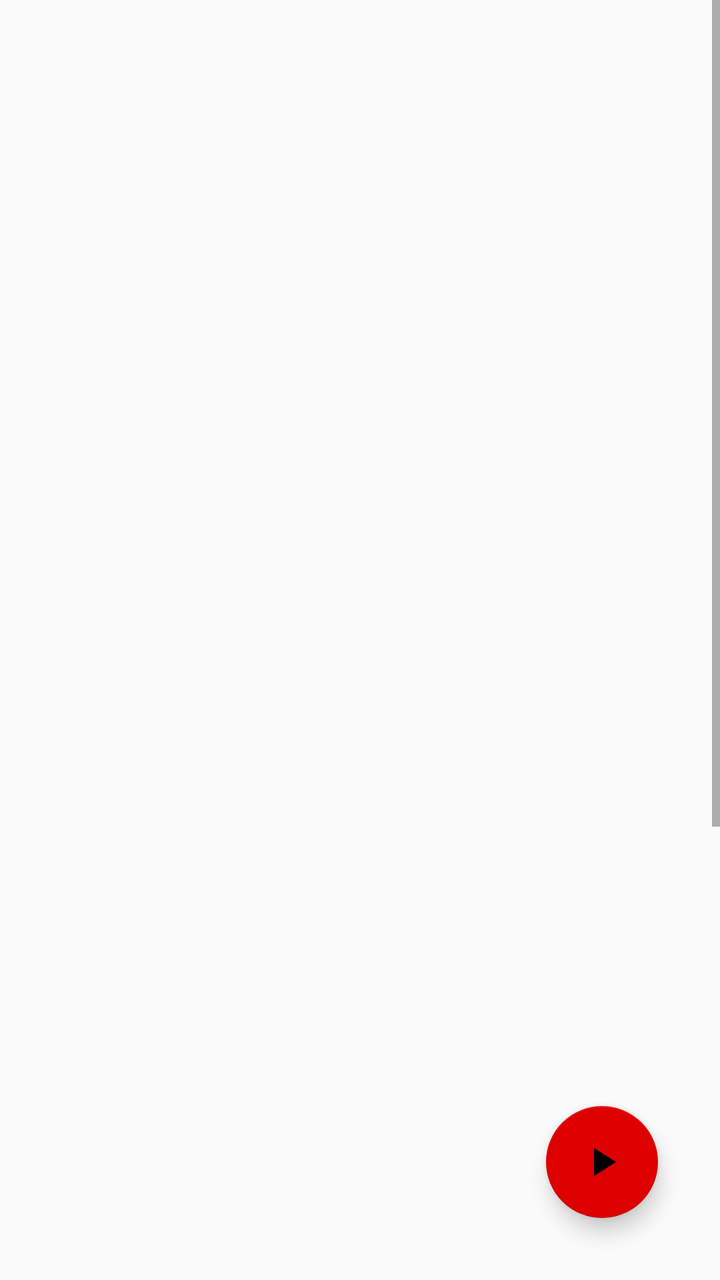
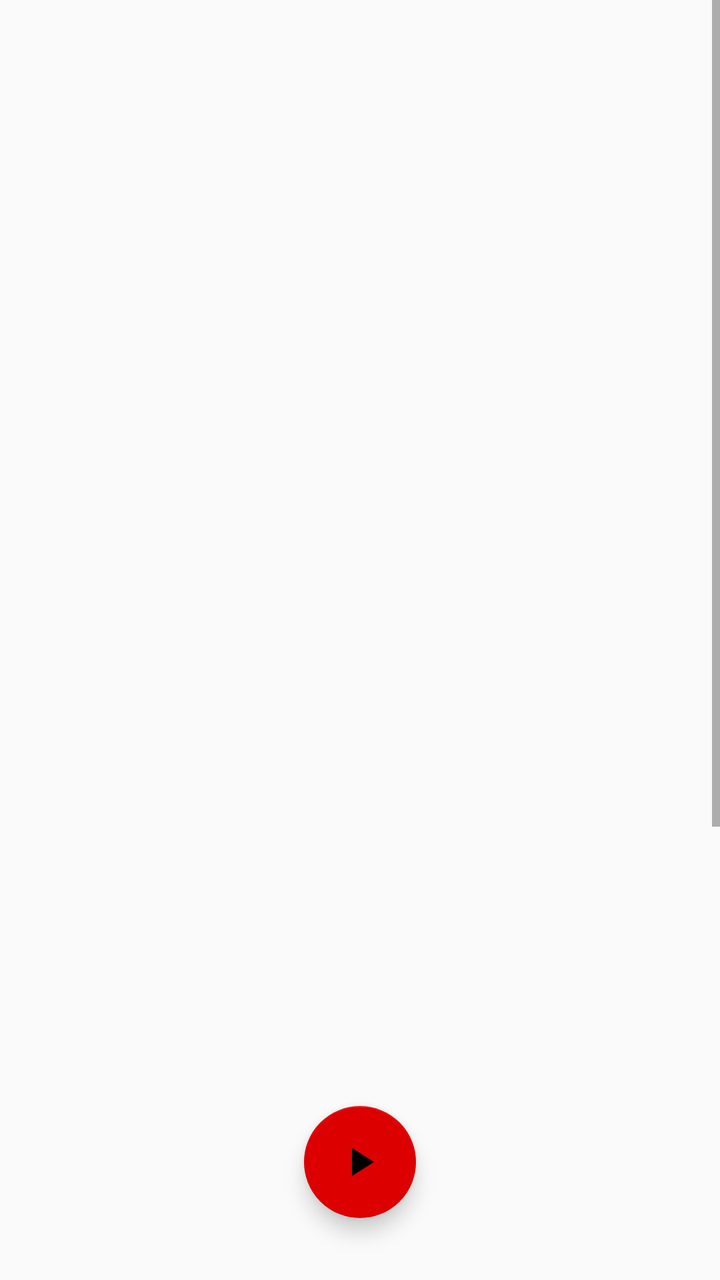

Compare the two renders of this Android layout. The source of the first and the diff that turns it into the second are given below.
<!-- AndroidManifest.xml: application theme AppTheme -->
<!-- res/layout/fragment_videoitem_detail.xml -->
<?xml version="1.0" encoding="utf-8"?>
<RelativeLayout xmlns:android="http://schemas.android.com/apk/res/android"
    xmlns:tools="http://schemas.android.com/tools"
    xmlns:app="http://schemas.android.com/apk/res-auto"
    tools:context=".VideoItemDetailFragment"
    android:textIsSelectable="true"
    style="?android:attr/textAppearanceLarge"
    android:layout_width="match_parent"
    android:layout_height="match_parent">

    <ScrollView
        android:id="@+id/videoitem_detail"
        android:layout_width="match_parent"
        android:layout_height="match_parent">
        <RelativeLayout
            android:layout_width="match_parent"
            android:layout_height="match_parent">

            <ProgressBar android:id="@+id/detailProgressBar"
                android:layout_width="match_parent"
                android:layout_height="match_parent"
                android:layout_gravity="center"
                android:indeterminate="true"/>

            <ImageView android:id="@+id/detailThumbnailView"
                android:layout_width="match_parent"
                android:layout_height="wrap_content"
                android:scaleType="centerInside"
                android:layout_alignParentLeft="true"
                android:layout_alignParentTop="true"
                android:adjustViewBounds="true"
                android:visibility="invisible"
                android:src="@drawable/dummi_thumbnail"/>

            <TextView android:id="@+id/detailVideoTitleView"
                android:layout_width="wrap_content"
                android:layout_height="wrap_content"
                android:layout_below="@id/detailThumbnailView"
                android:layout_alignParentLeft="true"
                android:paddingLeft="6dp"
                android:paddingBottom="20dp"
                android:textAppearance="?android:attr/textAppearanceLarge"
                android:visibility="invisible"
                android:text="Bla blabla !!!"/>

            <ImageView android:id="@+id/detailUploaderThumbnailView"
                android:layout_width="85dp"
                android:layout_height="100dp"
                android:paddingTop="25dp"
                android:paddingLeft="2dp"
                android:layout_below="@id/detailVideoTitleView"
                android:layout_alignParentLeft="true"
                android:visibility="invisible"
                android:src="@drawable/budy" />

            <TextView android:id="@+id/detailUploaderView"
                android:layout_width="wrap_content"
                android:layout_height="wrap_content"
                android:layout_below="@id/detailUploaderThumbnailView"
                android:layout_alignParentLeft="true"
                android:paddingLeft="6dp"
                android:textAppearance="?android:attr/textAppearanceMedium"
                android:visibility="invisible"
                android:text="Herr von Gurken" />

            <TextView android:id="@+id/detailViewCountView"
                android:layout_width="wrap_content"
                android:layout_height="wrap_content"
                android:paddingTop="25dp"
                android:layout_below="@id/detailVideoTitleView"
                android:layout_alignParentRight="true"
                android:paddingRight="16dp"
                android:textAppearance="?android:attr/textAppearanceLarge"
                android:visibility="invisible"
                android:text="drölf views" />

            <TextView android:id="@+id/detailThumbsDownCountView"
                android:layout_width="wrap_content"
                android:layout_height="wrap_content"
                android:layout_below="@id/detailViewCountView"
                android:layout_alignParentRight="true"
                android:paddingRight="16dp"
                android:textAppearance="?android:attr/textAppearanceMedium"
                android:visibility="invisible"
                android:text="-5.000" />

            <ImageView android:id="@+id/detailThumbsDownImgView"
                android:layout_width="40dp"
                android:layout_height="20dp"
                android:layout_below="@id/detailViewCountView"
                android:layout_toLeftOf="@id/detailThumbsDownCountView"
                android:visibility="invisible"
                android:src="@drawable/thumbs_down" />

            <TextView android:id="@+id/detailThumbsUpCountView"
                android:layout_width="wrap_content"
                android:layout_height="wrap_content"
                android:layout_below="@id/detailViewCountView"
                android:layout_toLeftOf="@id/detailThumbsDownImgView"
                android:textAppearance="?android:attr/textAppearanceMedium"
                android:visibility="invisible"
                android:text="∞" />

            <ImageView android:id="@+id/detailThumbsUpImgView"
                android:layout_width="40dp"
                android:layout_height="20dp"
                android:layout_below="@id/detailViewCountView"
                android:layout_toLeftOf="@id/detailThumbsUpCountView"
                android:visibility="invisible"
                android:src="@drawable/thumbs_up" />

            <TextView android:id="@+id/detailUploadDateView"
                android:layout_width="wrap_content"
                android:layout_height="wrap_content"
                android:layout_below="@id/detailUploaderView"
                android:layout_alignParentLeft="true"
                android:paddingLeft="6dp"
                android:paddingTop="20dp"
                android:textAppearance="?android:attr/textAppearanceLarge"
                android:visibility="invisible"
                android:text="Uploaded at: 45.64.1285" />

            <TextView android:id="@+id/detailDescriptionView"
                android:layout_width="wrap_content"
                android:layout_height="wrap_content"
                android:layout_below="@id/detailUploadDateView"
                android:layout_alignParentLeft="true"
                android:paddingLeft="6dp"
                android:textAppearance="?android:attr/textAppearanceMedium"
                android:visibility="invisible"
                android:text="Lorem ipsum dolor sit amet, consetetur sadipscing elitr, sed diam nonumy eirmodtempor invidunt ut labore et dolore magna aliquyam erat, sed diam voluptua. At vero eos et accusam et justo duo dolores et ea rebum. Stet clita kasd gubergren, no sea takimata sanctus est Lorem ipsum dolor sit amet. Lorem ipsum dolor sit amet, consetetur sadipscing elitr, sed diam nonumy eirmod tempor invidunt ut labore et dolore magna aliquyam erat, sed diam voluptua. At vero eos et accusam et justo duo dolores et ea rebum. Stet clita kasd gubergren, no sea takimata sanctus est Lorem ipsum dolor sit amet. Lorem ipsum dolor sit amet, consetetur sadipscing elitr, sed diam nonumy eirmod tempor invidunt ut labore et dolore magna aliquyam erat, sed diam voluptua. At vero eos et accusam et justo duo dolores et ea rebum. Stet clita kasd gubergren, no sea takimata sanctus est Lorem ipsum dolor sit amet. "
                />

            <View
                android:layout_width="match_parent"
                android:layout_height="100dp"
                android:layout_below="@id/detailDescriptionView"/>

        </RelativeLayout>
    </ScrollView>
    <android.support.design.widget.FloatingActionButton
        android:id="@+id/playVideoButton"
        android:layout_alignParentRight="true"
        android:layout_alignParentBottom="true"
        android:layout_width="wrap_content"
        android:layout_height="wrap_content"
        app:backgroundTint="@color/primaryColorYoutube"
        android:src="@drawable/ic_play_arrow_black"
        android:layout_margin="15pt"/>
</RelativeLayout>
<!-- resources referenced by this layout -->
<resources>
  <color name="primaryColorYoutube">#dd0000</color>
  <!-- drawable budy: png bitmap (drawable, 3372 bytes) -->
  <!-- drawable dummi_thumbnail: png bitmap (drawable, 2654 bytes) -->
  <!-- drawable ic_play_arrow_black: png bitmap (drawable, 320 bytes) -->
  <!-- drawable thumbs_down: png bitmap (drawable, 870 bytes) -->
  <!-- drawable thumbs_up: png bitmap (drawable, 783 bytes) -->
  <style name="AppTheme" parent="Theme.AppCompat.Light">
          <item name="android:actionBarStyle">@style/NewPipeActionbarTheme</item>
          <item name="actionBarStyle">@style/NewPipeActionbarTheme</item>
          <item name="colorPrimary">@color/primaryColorYoutube</item>
          <item name="colorPrimaryDark">@color/primaryColorDarkYoutube</item>
          <item name="colorAccent">@color/accentColorYoutube</item>
      </style>
  <style name="NewPipeActionbarTheme" parent="Widget.AppCompat.Light.ActionBar.Solid">
          <item name="android:displayOptions">showHome</item>
          <item name="displayOptions">showHome</item>
          <item name="android:background">@color/primaryColorYoutube</item>
          <item name="background">@color/primaryColorYoutube</item>
      </style>
  <color name="primaryColorDarkYoutube">#bb0000</color>
  <color name="accentColorYoutube">#000000</color>
</resources>

<!-- the commit's change to res/layout/fragment_videoitem_detail.xml (unified diff, before → after) -->
@@ -140,8 +140,8 @@
     </ScrollView>
     <android.support.design.widget.FloatingActionButton
         android:id="@+id/playVideoButton"
-        android:layout_alignParentRight="true"
         android:layout_alignParentBottom="true"
+        android:layout_centerHorizontal="true"
         android:layout_width="wrap_content"
         android:layout_height="wrap_content"
         app:backgroundTint="@color/primaryColorYoutube"
